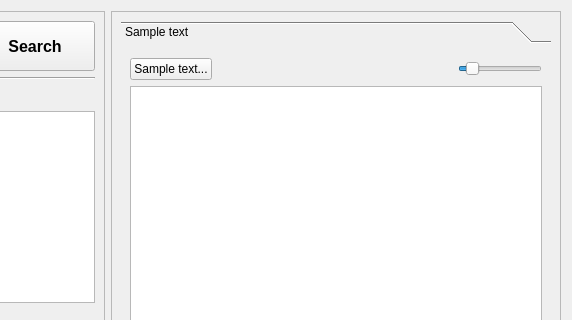
fontmatrix/fontmatrix, file src/mainview.ui: the form before one commit; both pictures show x 391 to 963 and y 0 to 320 of the 963 by 773 pixel window.
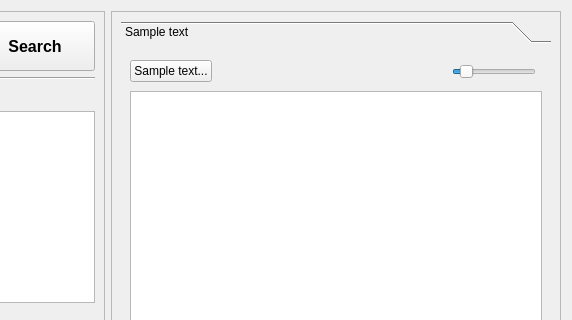
The form after the commit. Icons and pictures are not drawn.

```diff
--- a/src/mainview.ui
+++ b/src/mainview.ui
@@ -384,8 +384,8 @@
             </property>
             <property name="sizeHint" >
              <size>
-              <width>40</width>
-              <height>20</height>
+              <width>91</width>
+              <height>27</height>
              </size>
             </property>
            </spacer>
@@ -429,9 +429,15 @@
             <property name="orientation" >
              <enum>Qt::Horizontal</enum>
             </property>
+            <property name="tickPosition" >
+             <enum>QSlider::NoTicks</enum>
+            </property>
+            <property name="tickInterval" >
+             <number>0</number>
+            </property>
            </widget>
           </item>
-          <item row="1" column="0" colspan="4" >
+          <item row="1" column="0" colspan="5" >
            <widget class="QGraphicsView" name="loremView" />
           </item>
          </layout>
```
Left out of the diff: 2 changed lines with no effect on the pictures.
